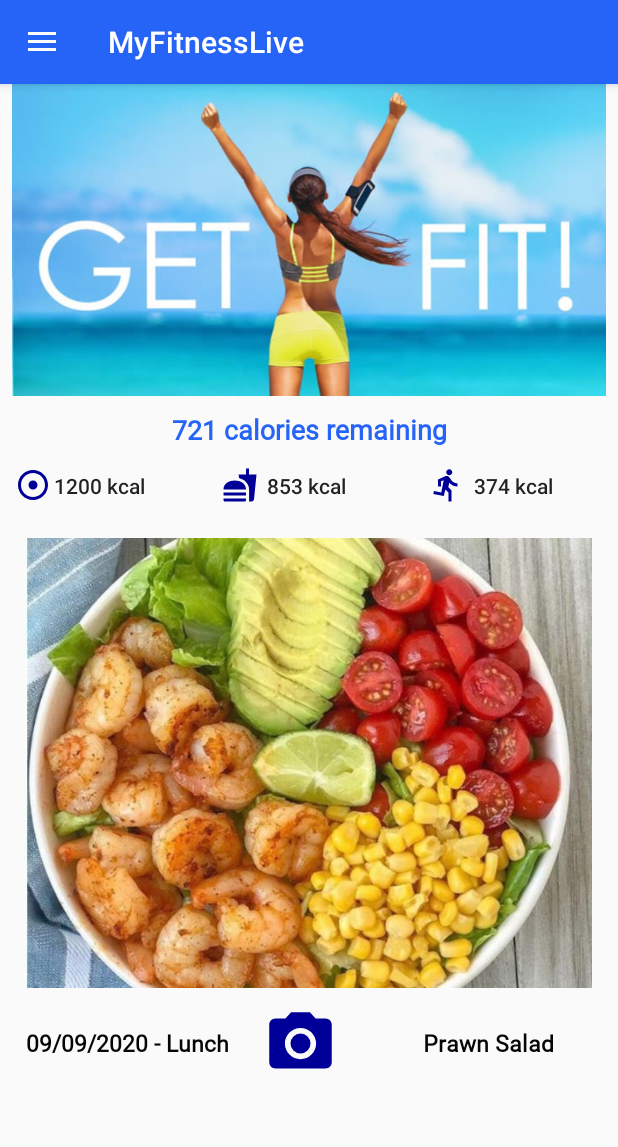
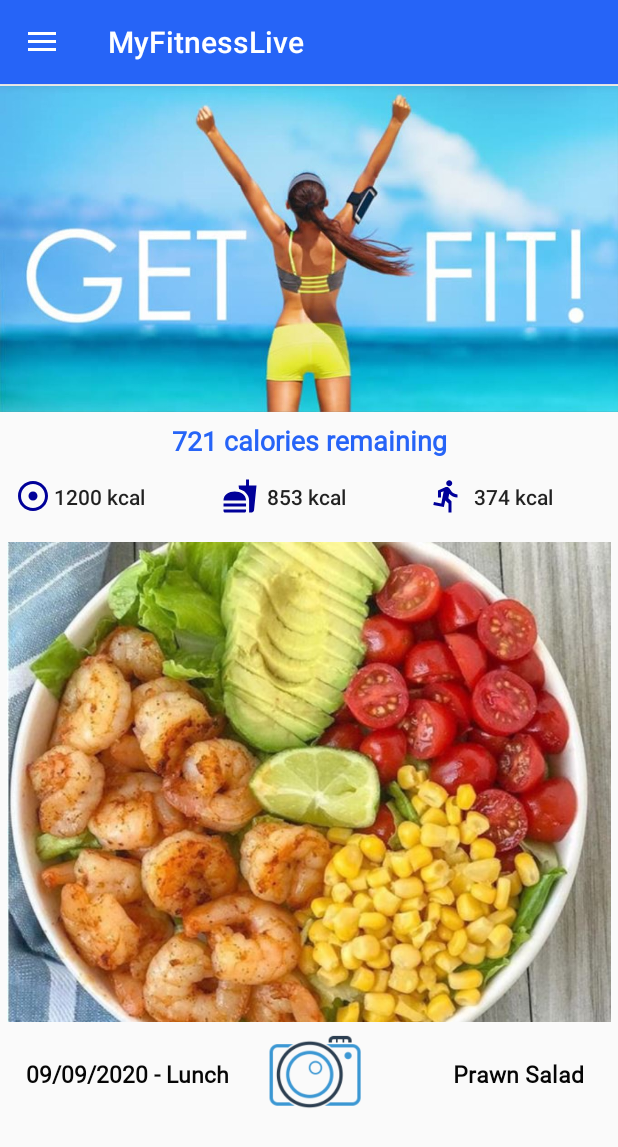
Before and after one commit to 19003337/MyFitnessLive, an Android app: the HomeScreen screen opened directly, with no data from a screen before it, on a phone screen of 412 x 824 dp. Shown: the top 1147 px of the screen. Run offline under Robolectric (Android 15) with nearby library versions, the phone set to English and light mode, and no system bars; our stand-ins replace Firebase (no records; nobody signed in at launch, a user with empty details on screens opened directly).

Commit message:
Pushing - HomeScreen image changes.

```diff
--- a/app/src/main/java/com/vc19003337/myfitnesslive/Profile.java
+++ b/app/src/main/java/com/vc19003337/myfitnesslive/Profile.java
@@ -163,7 +163,6 @@ public class Profile extends AppCompatActivity implements AdapterView.OnItemSele
                         {
                             spinnerUnits.setSelection(1);
                         }
-
                          */
 
                         //set gender
--- a/app/src/main/res/layout/activity_home_screen.xml
+++ b/app/src/main/res/layout/activity_home_screen.xml
@@ -27,8 +27,8 @@
         <ImageView
             android:id="@+id/imageView_HomeScreen"
             android:layout_width="match_parent"
-            android:layout_height="208dp"
-            app:srcCompat="@drawable/home"/>
+            android:layout_height="220dp"
+            app:srcCompat="@drawable/homelarge"/>
 
         <TextView
             android:id="@+id/tv_CaloriesRemaining"
@@ -39,16 +39,15 @@
             android:text="721 calories remaining"
             android:textColor="@color/blue"
             android:textSize="18dp"
-            android:layout_marginTop="10dp"
+            android:layout_marginTop="5dp"
             android:textStyle="bold">
-
         </TextView>
 
         <LinearLayout
             android:layout_width="match_parent"
             android:layout_height="wrap_content"
             android:orientation="horizontal"
-            android:layout_marginBottom="10dp">
+            android:layout_marginBottom="5dp">
 
             <Button
                 android:id="@+id/btn_TargetCalories"
@@ -85,54 +84,51 @@
         <ImageView
             android:id="@+id/imageView_LatestMealPhoto"
             android:layout_width="match_parent"
-            android:layout_height="300dp"
+            android:layout_height="320dp"
             app:srcCompat="@drawable/lunchsmall">
         </ImageView>
 
         <LinearLayout
             android:layout_width="match_parent"
             android:layout_height="wrap_content"
-            android:orientation="horizontal"
-            android:layout_marginTop="12dp">
+            android:orientation="horizontal">
 
             <TextView
                 android:id="@+id/tv_LatestMeal"
                 android:layout_width="150dp"
                 android:layout_height="wrap_content"
-                android:text="09/09/2020 - Lunch"
+                android:layout_marginStart="10dp"
+                android:layout_marginBottom="5dp"
                 android:fontFamily="@font/marcellus"
                 android:gravity="center"
+                android:text="09/09/2020 - Lunch"
                 android:textAlignment="center"
+
                 android:textColor="@color/black"
                 android:textSize="15dp"
-
-                android:layout_marginStart="10dp"
-                android:layout_marginBottom="5dp"
-                android:textStyle="bold">
-            </TextView>
+                android:textStyle="bold"/>
 
             <Button
                 android:id="@+id/btn_Camera"
-                android:layout_width="50dp"
-                android:layout_height="50dp"
-                android:background="@drawable/ic_baseline_photo_camera_24"
+                android:layout_width="70dp"
+                android:layout_height="70dp"
                 android:layout_marginStart="15dp"
-                android:layout_marginEnd="10dp"/>
+                android:layout_marginEnd="10dp"
+                android:background="@drawable/bluecameral" />
 
             <TextView
                 android:id="@+id/tv_LatestMealDescription"
                 android:layout_width="150dp"
                 android:layout_height="wrap_content"
-                android:text="Prawn Salad"
+                android:layout_marginStart="15dp"
+                android:layout_marginBottom="5dp"
                 android:fontFamily="@font/marcellus"
                 android:gravity="center"
+                android:text="Prawn Salad"
                 android:textAlignment="center"
                 android:textColor="@color/black"
                 android:textSize="15dp"
-                android:layout_marginBottom="5dp"
-                android:layout_marginStart="15dp"
-                android:textStyle="bold">
-            </TextView>
+                android:textStyle="bold"/>
 
         </LinearLayout>
 
--- a/app/src/main/res/values/styles.xml
+++ b/app/src/main/res/values/styles.xml
@@ -3,7 +3,7 @@
     <style name="AppTheme" parent="Theme.AppCompat.Light.NoActionBar">
         <!-- Customize your theme here. -->
         <item name="colorPrimary">@color/colorPrimary</item>
-        <item name="colorPrimaryDark">@color/colorPrimaryDark</item>
+        <item name="colorPrimaryDark">@color/blue</item>
         <item name="colorAccent">@color/colorAccent</item>
     </style>
 
```
Also changed, not shown: app/src/main/res/drawable/bluecameral.png (added), app/src/main/res/drawable/homelarge.JPG (added), app/src/main/res/drawable/yellowcamera.png (added).
